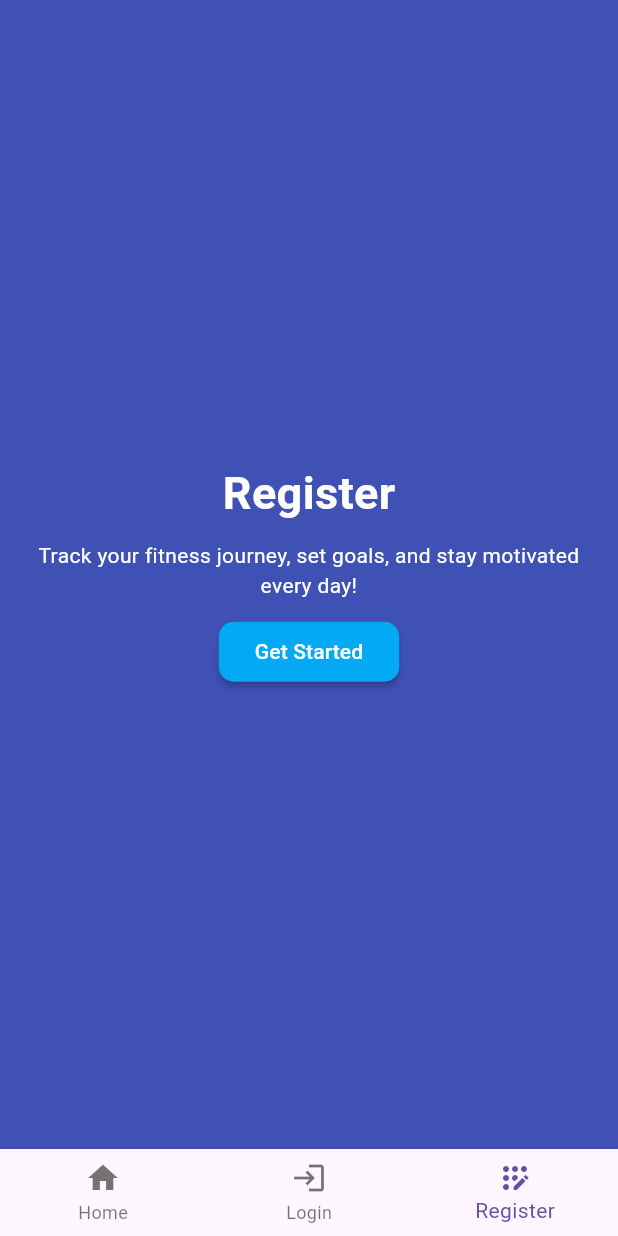
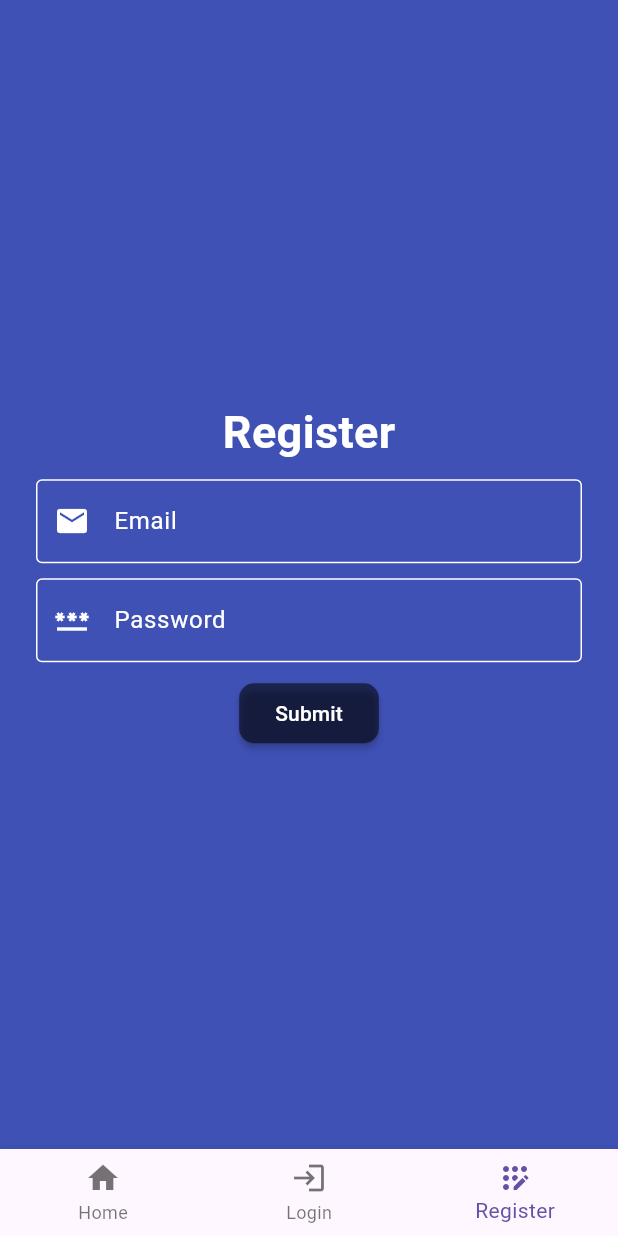
Before and after one commit to Kri4n/FitMeter-Mobile, a Flutter app: the screen it shows after launch, item 3 of the bottom bar chosen, on a phone screen of 412 x 824 dp. Run offline on Flutter 3.47's test engine with Material 3 defaults, Android fonts, the phone set to English and light mode, and no system bars; our stand-ins replace flutter_dotenv.

Commit message:
Added Ui for register page

```diff
--- a/lib/views/pages/register.dart
+++ b/lib/views/pages/register.dart
@@ -1,3 +1,4 @@
+import 'package:flutter/foundation.dart';
 import 'package:flutter/material.dart';
 
 class RegisterPage extends StatelessWidget {
@@ -24,24 +25,79 @@ class RegisterPage extends StatelessWidget {
               padding: const EdgeInsets.symmetric(
                 horizontal: 24,
               ), // left & right space
-              child: const Text(
-                "Track your fitness journey, set goals, and stay motivated every day!",
-                style: TextStyle(color: Colors.white, fontSize: 14),
-                textAlign: TextAlign.center, // keep it centered
+              child: Form(
+                child: TextFormField(
+                  decoration: InputDecoration(
+                    labelText: "Email",
+                    labelStyle: TextStyle(color: Colors.white),
+                    hintText: "Enter your email",
+                    hintStyle: TextStyle(color: Colors.white),
+                    border: OutlineInputBorder(),
+                    enabledBorder: OutlineInputBorder(
+                      borderSide: BorderSide(color: Colors.white),
+                    ),
+                    focusedBorder: OutlineInputBorder(
+                      borderSide: BorderSide(color: Colors.white, width: 2),
+                    ),
+                    prefixIcon: Icon(Icons.email, color: Colors.white),
+                  ),
+                  validator: (value) {
+                    if (value == null || value.isEmpty) {
+                      return "Email is required";
+                    }
+                    return null;
+                  },
+                  cursorColor: Colors.white,
+                ),
+              ),
+            ),
+            SizedBox(height: 10),
+            Padding(
+              padding: const EdgeInsets.symmetric(
+                horizontal: 24,
+              ), // left & right space
+              child: Form(
+                child: TextFormField(
+                  decoration: InputDecoration(
+                    labelText: "Password",
+                    labelStyle: TextStyle(color: Colors.white),
+                    hintText: "Enter your password",
+                    hintStyle: TextStyle(color: Colors.white),
+                    border: OutlineInputBorder(),
+                    enabledBorder: OutlineInputBorder(
+                      borderSide: BorderSide(color: Colors.white),
+                    ),
+                    focusedBorder: OutlineInputBorder(
+                      borderSide: BorderSide(color: Colors.white, width: 2),
+                    ),
+                    prefixIcon: Icon(Icons.password, color: Colors.white),
+                  ),
+                  validator: (value) {
+                    if (value == null || value.isEmpty) {
+                      return "Password is required";
+                    }
+                    return null;
+                  },
+                  cursorColor: Colors.white,
+                ),
               ),
             ),
             SizedBox(height: 10),
             ElevatedButton(
-              onPressed: () {},
+              onPressed: () {
+                if (kDebugMode) {
+                  print('Navigate to register page');
+                }
+              },
               style: ElevatedButton.styleFrom(
-                backgroundColor: Colors.lightBlue,
+                backgroundColor: Colors.black54,
                 elevation: 2,
                 shape: RoundedRectangleBorder(
                   borderRadius: BorderRadius.circular(10), // round corners
                 ),
               ),
               child: const Text(
-                "Get Started",
+                "Submit",
                 style: TextStyle(color: Colors.white),
               ),
             ),
```
Also changed, not shown: lib/main.dart (+4 -30 lines).
